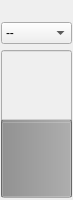
Qt form src/ui/JoystickAxis.ui (mavlink/qgroundcontrol) before a commit.
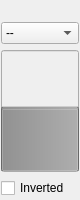
The same form after that commit.

Commit message: Added an inversion checkbox for each joystick axis so they can be individually inverted or not. This will be a joystick-specific configuration and independent of the autopilot used. Also refactored the code so that the JoystickAxis objects connect directly to the JoystickInput thread for updating the backend. The JoystickWidget is now just a facilitator and doesn't do any redirecting itself.

```diff
--- a/src/ui/JoystickAxis.ui
+++ b/src/ui/JoystickAxis.ui
@@ -6,12 +6,12 @@
    <rect>
     <x>0</x>
     <y>0</y>
-    <width>40</width>
+    <width>80</width>
     <height>200</height>
    </rect>
   </property>
   <property name="sizePolicy">
-   <sizepolicy hsizetype="Preferred" vsizetype="MinimumExpanding">
+   <sizepolicy hsizetype="MinimumExpanding" vsizetype="MinimumExpanding">
     <horstretch>0</horstretch>
     <verstretch>0</verstretch>
    </sizepolicy>
@@ -120,6 +120,19 @@
      </property>
     </widget>
    </item>
+   <item>
+    <widget class="QCheckBox" name="checkBox">
+     <property name="sizePolicy">
+      <sizepolicy hsizetype="Preferred" vsizetype="Fixed">
+       <horstretch>0</horstretch>
+       <verstretch>0</verstretch>
+      </sizepolicy>
+     </property>
+     <property name="text">
+      <string>Inverted</string>
+     </property>
+    </widget>
+   </item>
   </layout>
  </widget>
  <resources/>
```
The commit also changes 6 other files.
